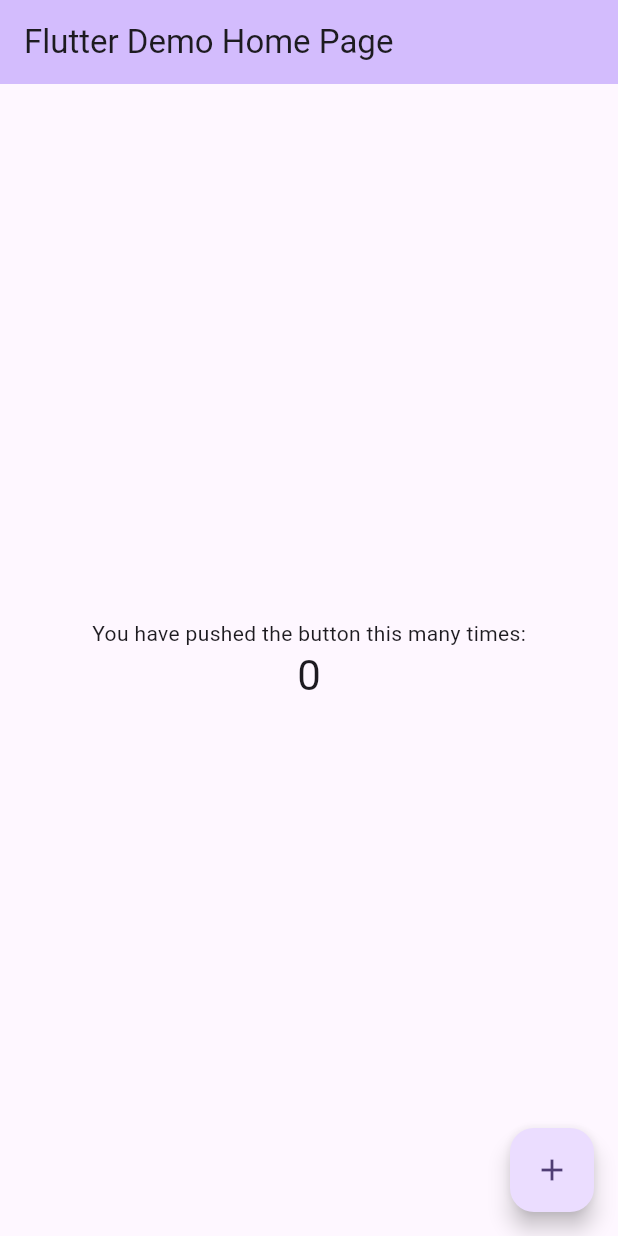
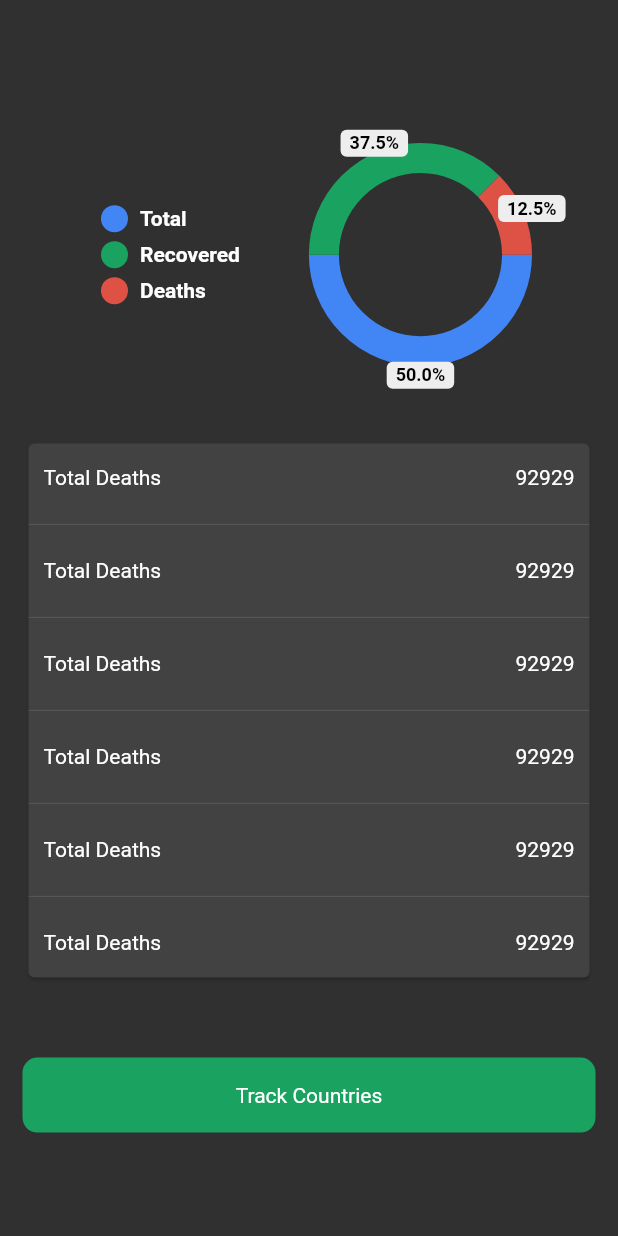
Before and after one commit to SyedAhmed334/covid-19-tracker-app, a Flutter app: the screen it shows after launch, on a phone screen of 412 x 824 dp. Run offline on Flutter 3.47's test engine with Material 2 defaults, Android fonts, the phone set to English and light mode, and no system bars; drawn by our look-alikes of pie_chart.

```diff
--- /dev/null
+++ b/lib/Services/Utilities/app_url.dart
@@ -0,0 +1,5 @@
+class AppUrl {
+  static const String baseUrl = "https://disease.sh/v3/covid-19/";
+  static const String worldStatesApi = "${baseUrl}all";
+  static const String countriesList = '${baseUrl}countries';
+}
--- a/lib/main.dart
+++ b/lib/main.dart
@@ -1,125 +1,25 @@
+// ignore_for_file: prefer_const_constructors
+
+import 'package:covid_19_tracker_app/screens/splash_screen.dart';
+import 'package:covid_19_tracker_app/screens/world_states.dart';
 import 'package:flutter/material.dart';
 
 void main() {
-  runApp(const MyApp());
+  runApp(MyApp());
 }
 
 class MyApp extends StatelessWidget {
   const MyApp({super.key});
 
-  // This widget is the root of your application.
   @override
   Widget build(BuildContext context) {
     return MaterialApp(
-      title: 'Flutter Demo',
+      debugShowCheckedModeBanner: false,
       theme: ThemeData(
-        // This is the theme of your application.
-        //
-        // TRY THIS: Try running your application with "flutter run". You'll see
-        // the application has a blue toolbar. Then, without quitting the app,
-        // try changing the seedColor in the colorScheme below to Colors.green
-        // and then invoke "hot reload" (save your changes or press the "hot
-        // reload" button in a Flutter-supported IDE, or press "r" if you used
-        // the command line to start the app).
-        //
-        // Notice that the counter didn't reset back to zero; the application
-        // state is not lost during the reload. To reset the state, use hot
-        // restart instead.
-        //
-        // This works for code too, not just values: Most code changes can be
-        // tested with just a hot reload.
-        colorScheme: ColorScheme.fromSeed(seedColor: Colors.deepPurple),
-        useMaterial3: true,
+        brightness: Brightness.dark,
+        primarySwatch: Colors.blue,
       ),
-      home: const MyHomePage(title: 'Flutter Demo Home Page'),
+      home: WorldStatesScreen(),
     );
   }
 }
-
-class MyHomePage extends StatefulWidget {
-  const MyHomePage({super.key, required this.title});
-
-  // This widget is the home page of your application. It is stateful, meaning
-  // that it has a State object (defined below) that contains fields that affect
-  // how it looks.
-
-  // This class is the configuration for the state. It holds the values (in this
-  // case the title) provided by the parent (in this case the App widget) and
-  // used by the build method of the State. Fields in a Widget subclass are
-  // always marked "final".
-
-  final String title;
-
-  @override
-  State<MyHomePage> createState() => _MyHomePageState();
-}
-
-class _MyHomePageState extends State<MyHomePage> {
-  int _counter = 0;
-
-  void _incrementCounter() {
-    setState(() {
-      // This call to setState tells the Flutter framework that something has
-      // changed in this State, which causes it to rerun the build method below
-      // so that the display can reflect the updated values. If we changed
-      // _counter without calling setState(), then the build method would not be
-      // called again, and so nothing would appear to happen.
-      _counter++;
-    });
-  }
-
-  @override
-  Widget build(BuildContext context) {
-    // This method is rerun every time setState is called, for instance as done
-    // by the _incrementCounter method above.
-    //
-    // The Flutter framework has been optimized to make rerunning build methods
-    // fast, so that you can just rebuild anything that needs updating rather
-    // than having to individually change instances of widgets.
-    return Scaffold(
-      appBar: AppBar(
-        // TRY THIS: Try changing the color here to a specific color (to
-        // Colors.amber, perhaps?) and trigger a hot reload to see the AppBar
-        // change color while the other colors stay the same.
-        backgroundColor: Theme.of(context).colorScheme.inversePrimary,
-        // Here we take the value from the MyHomePage object that was created by
-        // the App.build method, and use it to set our appbar title.
-        title: Text(widget.title),
-      ),
-      body: Center(
-        // Center is a layout widget. It takes a single child and positions it
-        // in the middle of the parent.
-        child: Column(
-          // Column is also a layout widget. It takes a list of children and
-          // arranges them vertically. By default, it sizes itself to fit its
-          // children horizontally, and tries to be as tall as its parent.
-          //
-          // Column has various properties to control how it sizes itself and
-          // how it positions its children. Here we use mainAxisAlignment to
-          // center the children vertically; the main axis here is the vertical
-          // axis because Columns are vertical (the cross axis would be
-          // horizontal).
-          //
-          // TRY THIS: Invoke "debug painting" (choose the "Toggle Debug Paint"
-          // action in the IDE, or press "p" in the console), to see the
-          // wireframe for each widget.
-          mainAxisAlignment: MainAxisAlignment.center,
-          children: <Widget>[
-            const Text(
-              'You have pushed the button this many times:',
-            ),
-            Text(
-              '$_counter',
-              style: Theme.of(context).textTheme.headlineMedium,
-            ),
-          ],
-        ),
-      ),
-      floatingActionButton: FloatingActionButton(
-        onPressed: _incrementCounter,
-        tooltip: 'Increment',
-        child: const Icon(Icons.add),
-      ), // This trailing comma makes auto-formatting nicer for build methods.
-    );
-  }
-}
--- /dev/null
+++ b/lib/screens/world_states.dart
@@ -0,0 +1,116 @@
+// ignore_for_file: prefer_const_constructors, prefer_const_literals_to_create_immutables
+
+import 'package:flutter/material.dart';
+import 'package:pie_chart/pie_chart.dart';
+
+import '../widgets/custom_row.dart';
+
+class WorldStatesScreen extends StatefulWidget {
+  const WorldStatesScreen({super.key});
+
+  @override
+  State<WorldStatesScreen> createState() => _WorldStatesScreenState();
+}
+
+class _WorldStatesScreenState extends State<WorldStatesScreen>
+    with TickerProviderStateMixin {
+  late final AnimationController _controller =
+      AnimationController(vsync: this, duration: Duration(seconds: 3))
+        ..repeat();
+
+  @override
+  void dispose() {
+    // TODO: implement dispose
+    super.dispose();
+    _controller.dispose();
+  }
+
+  @override
+  void initState() {
+    // TODO: implement initState
+    super.initState();
+    // Timer(
+    //   Duration(seconds: 5),
+    //       () => Navigator.push(
+    //     context,
+    //     MaterialPageRoute(
+    //       builder: (context) => WorldStatesScreen(),
+    //     ),
+    //   ),
+    // );
+  }
+
+  final pieColors = [
+    Color(0xff4285F4),
+    Color(0xff1aa260),
+    Color(0xffde5246),
+  ];
+
+  @override
+  Widget build(BuildContext context) {
+    return Scaffold(
+      body: SafeArea(
+        child: Padding(
+          padding: const EdgeInsets.all(15.0),
+          child: Column(
+            children: [
+              SizedBox(
+                height: MediaQuery.of(context).size.height * 0.1,
+              ),
+              PieChart(
+                dataMap: {
+                  "Total": 20,
+                  "Recovered": 15,
+                  "Deaths": 5,
+                },
+                chartType: ChartType.ring,
+                chartRadius: MediaQuery.of(context).size.width / 3.2,
+                colorList: pieColors,
+                degreeOptions:
+                    DegreeOptions(initialAngle: 0, totalDegrees: 360),
+                animationDuration: Duration(milliseconds: 1200),
+                legendOptions: LegendOptions(
+                  legendPosition: LegendPosition.left,
+                ),
+                chartValuesOptions: ChartValuesOptions(
+                    showChartValuesInPercentage: true,
+                    showChartValuesOutside: true),
+              ),
+              Padding(
+                padding: EdgeInsets.symmetric(
+                    vertical: MediaQuery.of(context).size.height * 0.06),
+                child: Card(
+                  color: Colors.grey.shade800,
+                  child: Column(
+                    children: [
+                      CustomRow(title: 'Total Deaths', value: "92929"),
+                      Divider(),
+                      CustomRow(title: 'Total Deaths', value: "92929"),
+                      Divider(),
+                      CustomRow(title: 'Total Deaths', value: "92929"),
+                      Divider(),
+                      CustomRow(title: 'Total Deaths', value: "92929"),
+                      Divider(),
+                      CustomRow(title: 'Total Deaths', value: "92929"),
+                      Divider(),
+                      CustomRow(title: 'Total Deaths', value: "92929"),
+                    ],
+                  ),
+                ),
+              ),
+              Container(
+                height: 50,
+                decoration: BoxDecoration(
+                    color: Color(0xff1aa260),
+                    borderRadius: BorderRadius.circular(10)),
+                child: Center(
+                  child: Text('Track Countries'),
+                ),
+              )
+            ],
+          ),
+        ),
+      ),
+    );
+  }
+}
--- /dev/null
+++ b/lib/widgets/custom_row.dart
@@ -0,0 +1,27 @@
+import 'package:flutter/material.dart';
+
+class CustomRow extends StatelessWidget {
+  final String title;
+  final String value;
+  const CustomRow({
+    super.key,
+    required this.title,
+    required this.value,
+  });
+
+  @override
+  Widget build(BuildContext context) {
+    return Padding(
+      padding: const EdgeInsets.only(left: 10, right: 10, top: 15, bottom: 15),
+      child: Row(
+        mainAxisAlignment: MainAxisAlignment.spaceBetween,
+        children: [
+          Text(
+            title,
+          ),
+          Text(value),
+        ],
+      ),
+    );
+  }
+}
--- a/pubspec.yaml
+++ b/pubspec.yaml
@@ -64,8 +64,8 @@ flutter:
   uses-material-design: true
 
   # To add assets to your application, add an assets section, like this:
-  # assets:
-  #   - images/a_dot_burr.jpeg
+  assets:
+    - images/
   #   - images/a_dot_ham.jpeg
 
   # An image asset can refer to one or more resolution-specific "variants", see
```
Also changed, not shown: lib/Models/WorldStateModel.dart (added, +208 -0 lines), lib/screens/splash_screen.dart (added, +86 -0 lines), images/virus.png (added).
